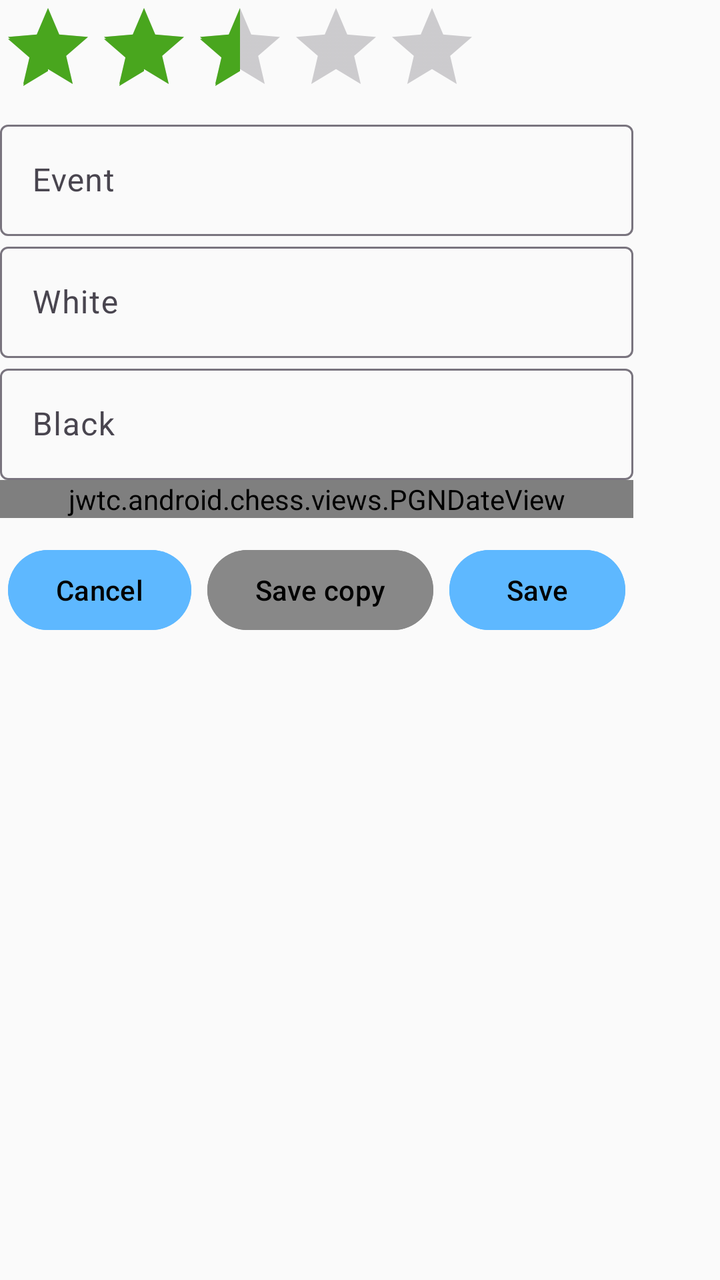
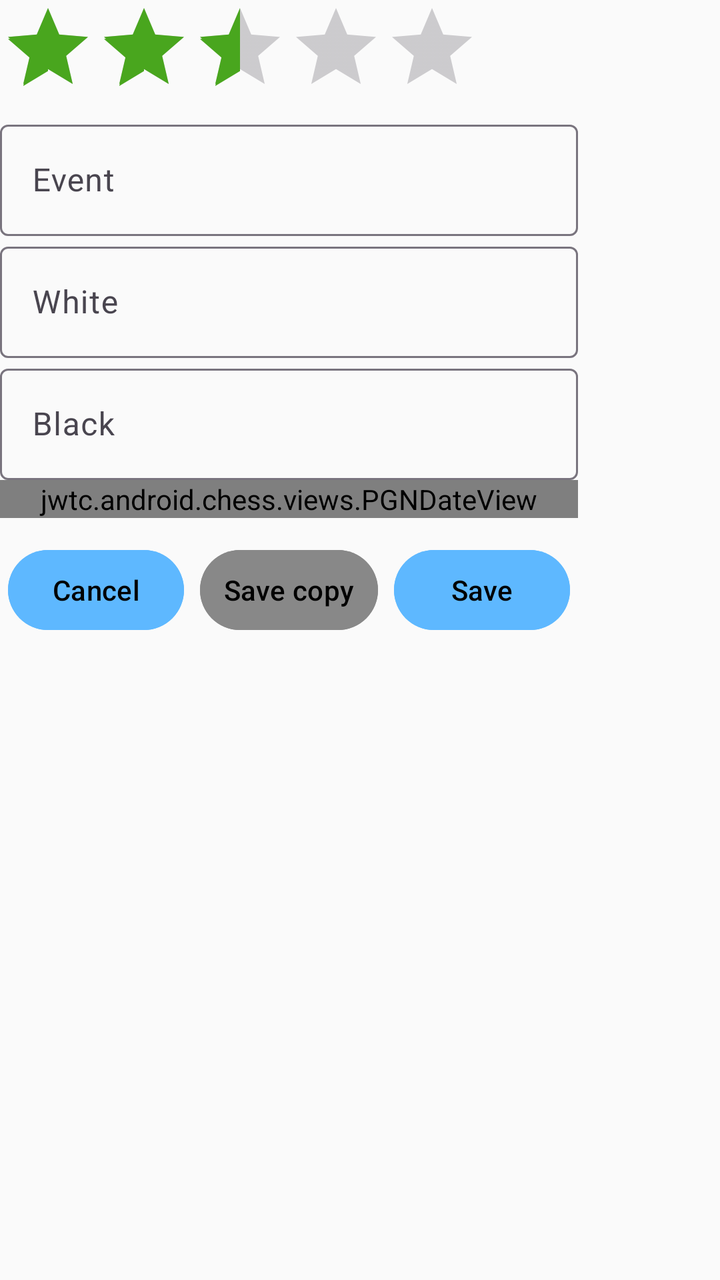

An Android layout rendered at two revisions. The XML below is the earlier revision; the diff shows what the commit changed to produce the second picture.
<!-- AndroidManifest.xml: application theme ChessTheme -->
<!-- res/layout/savegame.xml -->
<?xml version="1.0" encoding="utf-8"?>

<ScrollView xmlns:android="http://schemas.android.com/apk/res/android"
    android:id="@+id/root_layout"
    android:layout_width="wrap_content"
    android:layout_height="wrap_content"
    android:layout_margin="8dip"
    android:layout_gravity="center">

    <LinearLayout
        android:orientation="vertical"
        android:layout_width="wrap_content"
        android:layout_height="wrap_content">

        <RatingBar
            android:layout_width="wrap_content"
            android:layout_height="wrap_content"
            android:minWidth="120dp"
            android:isIndicator="false"
            android:max="5"
            android:rating="2.5"
            android:numStars="5"
            android:id="@+id/RatingBarSave" />

        <com.google.android.material.textfield.TextInputLayout
            android:layout_width="match_parent"
            android:layout_height="wrap_content"
            android:minWidth="120dp"
            android:hint="@string/savegame_event">

            <com.google.android.material.textfield.TextInputEditText
                android:id="@+id/EditTextSaveEvent"
                android:layout_height="wrap_content"
                android:layout_width="match_parent"
                android:inputType="text" />
        </com.google.android.material.textfield.TextInputLayout>

        <com.google.android.material.textfield.TextInputLayout
            android:layout_width="match_parent"
            android:layout_height="wrap_content"
            android:minWidth="120dp"
            android:hint="@string/savegame_white">

            <com.google.android.material.textfield.TextInputEditText
                android:id="@+id/EditTextSaveWhite"
                android:layout_height="wrap_content"
                android:layout_width="match_parent"
                android:inputType="text" />
        </com.google.android.material.textfield.TextInputLayout>

        <com.google.android.material.textfield.TextInputLayout
            android:layout_width="match_parent"
            android:layout_height="wrap_content"
            android:minWidth="120dp"
            android:hint="@string/savegame_black">

            <com.google.android.material.textfield.TextInputEditText
                android:id="@+id/EditTextSaveBlack"
                android:layout_height="wrap_content"
                android:layout_width="match_parent"
                android:inputType="text" />
        </com.google.android.material.textfield.TextInputLayout>

        <jwtc.android.chess.views.PGNDateView
            android:id="@+id/DateView"
            android:layout_width="match_parent"
            android:layout_height="wrap_content" />

        <LinearLayout
            android:layout_width="wrap_content"
            android:layout_height="wrap_content"
            android:orientation="horizontal"
            android:layout_marginTop="8dp">

            <com.google.android.material.button.MaterialButton
                android:id="@+id/ButtonSaveCancel"
                android:text="@string/button_cancel"
                android:layout_weight="1"
                android:layout_width="wrap_content"
                android:layout_height="wrap_content"
                style="?attr/chessButtonStyle" />

            <com.google.android.material.button.MaterialButton
                android:id="@+id/ButtonSaveCopy"
                android:text="@string/button_save_copy"
                android:layout_weight="1"
                android:enabled="false"
                android:layout_width="wrap_content"
                android:layout_height="wrap_content"
                style="?attr/chessButtonStyle" />

            <com.google.android.material.button.MaterialButton
                android:id="@+id/ButtonSaveSave"
                android:text="@string/button_save"
                android:layout_weight="1"
                android:layout_width="wrap_content"
                android:layout_height="wrap_content"
                style="?attr/chessButtonStyle" />

        </LinearLayout>
    </LinearLayout>
</ScrollView>
<!-- resources referenced by this layout -->
<resources>
  <string name="button_cancel">Cancel</string>
  <string name="button_save">Save</string>
  <string name="savegame_black">Black</string>
  <string name="savegame_event">Event</string>
  <string name="savegame_white">White</string>
  <style name="ChessTheme" parent="Theme.Material3.DayNight.NoActionBar">
          <item name="chessToggleButtonStyle">@style/ChessToggleButton</item>
          <item name="chessButtonStyle">@style/ChessButton</item>
          <item name="chessImageButtonStyle">@style/ChessImageButton</item>
          <item name="paneBackground">@color/paneBackgroundColor</item>
          <item name="android:windowAnimationStyle">@null</item>
          <item name="android:windowBackground">@color/backgroundColor</item>
          <item name="colorPrimary">@color/primaryColor</item>
          <item name="colorPrimaryVariant">@color/primaryVariantColor</item>
          <item name="colorOnPrimary">@color/primaryTextColor</item>
          <item name="colorSecondary">@color/secondaryColor</item>
          <item name="colorSecondaryVariant">@color/secondaryVariantColor</item>
          <item name="colorOnSecondary">@color/secondaryTextColor</item>
          <item name="colorSurface">@color/surfaceColor</item>
          <item name="colorOnSurface">@color/surfaceTextColor</item>
          <item name="colorControlHighlight">@color/secondaryColor</item>
          <item name="rippleColor">@color/secondaryColor</item>
          <item name="switchStyle">@style/MySwitchStyle</item>
          <item name="materialButtonStyle">@style/ChessButton</item>
          <item name="materialAlertDialogTheme">@style/ChessAlertDialogTheme</item>
      </style>
  <style name="ChessButton" parent="Widget.Material3.Button">
          <item name="android:textColor">@color/surfaceTextColor</item>
          <item name="android:tint">@color/primaryTextColor</item>
          <item name="android:backgroundTint">@color/imagebutton_background</item>
          <item name="rippleColor">@color/secondaryVariantColor</item>
          <item name="android:layout_height">@dimen/imageButtonSize</item>
          <item name="android:layout_margin">4dip</item>
      </style>
  <style name="ChessImageButton" parent="Widget.Material3.Button.Icon">
          <item name="enforceMaterialTheme">true</item>
          <item name="enforceTextAppearance">false</item>
          <item name="android:textColor">@color/surfaceTextColor</item>
          <item name="android:tint">@color/primaryTextColor</item>
          <item name="android:backgroundTint">@color/imagebutton_background</item>
          <item name="rippleColor">@color/secondaryVariantColor</item>
          <item name="android:layout_width">@dimen/imageButtonSize</item>
          <item name="android:layout_height">@dimen/imageButtonSize</item>
          <item name="android:padding">0dip</item>
          <item name="iconGravity">textStart</item>
          <item name="iconPadding">0dp</item>
          <item name="android:insetLeft">0dp</item>
          <item name="android:insetRight">0dp</item>
          <item name="android:insetTop">0dp</item>
          <item name="android:insetBottom">0dp</item>
          <item name="android:minWidth">0dp</item>
          <item name="android:minHeight">0dp</item>
          <item name="minWidth">0dp</item>
          <item name="minHeight">0dp</item>
          <item name="ensureMinTouchTargetSize">false</item>
          <item name="android:layout_margin">4dip</item>
      </style>
  <color name="paneBackgroundColor">#20879FB6</color>
  <color name="primaryColor">#5eb8ff</color>
  <color name="secondaryColor">#49a61e</color>
  <color name="surfaceColor">#eeeeee</color>
  <dimen name="imageButtonSize">48dp</dimen>
  <!-- unchanged entries left out for length: 10 -->
</resources>

<!-- the commit's change to res/layout/savegame.xml (unified diff, before → after) -->
@@ -4,7 +4,7 @@
     android:id="@+id/root_layout"
     android:layout_width="wrap_content"
     android:layout_height="wrap_content"
-    android:layout_margin="8dip"
+    android:layout_margin="@dimen/control_gap"
     android:layout_gravity="center">
 
     <LinearLayout
@@ -70,7 +70,7 @@
             android:layout_width="wrap_content"
             android:layout_height="wrap_content"
             android:orientation="horizontal"
-            android:layout_marginTop="8dp">
+            android:layout_marginTop="@dimen/control_gap">
 
             <com.google.android.material.button.MaterialButton
                 android:id="@+id/ButtonSaveCancel"
<!-- resource entries referenced after the edit -->
@@ -1,5 +1,6 @@
 <!-- resources referenced by this layout -->
 <resources>
+  <dimen name="control_gap">@dimen/space_medium</dimen>
   <string name="button_cancel">Cancel</string>
   <string name="button_save">Save</string>
   <string name="savegame_black">Black</string>
@@ -9,7 +10,6 @@
           <item name="chessToggleButtonStyle">@style/ChessToggleButton</item>
           <item name="chessButtonStyle">@style/ChessButton</item>
           <item name="chessImageButtonStyle">@style/ChessImageButton</item>
-          <item name="paneBackground">@color/paneBackgroundColor</item>
           <item name="android:windowAnimationStyle">@null</item>
           <item name="android:windowBackground">@color/backgroundColor</item>
           <item name="colorPrimary">@color/primaryColor</item>
@@ -26,13 +26,18 @@
           <item name="materialButtonStyle">@style/ChessButton</item>
           <item name="materialAlertDialogTheme">@style/ChessAlertDialogTheme</item>
       </style>
+  <dimen name="space_medium">8dp</dimen>
   <style name="ChessButton" parent="Widget.Material3.Button">
           <item name="android:textColor">@color/surfaceTextColor</item>
           <item name="android:tint">@color/primaryTextColor</item>
           <item name="android:backgroundTint">@color/imagebutton_background</item>
           <item name="rippleColor">@color/secondaryVariantColor</item>
-          <item name="android:layout_height">@dimen/imageButtonSize</item>
-          <item name="android:layout_margin">4dip</item>
+          <item name="android:layout_height">@dimen/image_button_size</item>
+          <item name="android:layout_margin">@dimen/compact_control_gap</item>
+          <item name="android:paddingLeft">12dp</item>
+          <item name="android:paddingRight">12dp</item>
+          <item name="android:paddingTop">4dp</item>
+          <item name="android:paddingBottom">4dp</item>
       </style>
   <style name="ChessImageButton" parent="Widget.Material3.Button.Icon">
           <item name="enforceMaterialTheme">true</item>
@@ -41,8 +46,8 @@
           <item name="android:tint">@color/primaryTextColor</item>
           <item name="android:backgroundTint">@color/imagebutton_background</item>
           <item name="rippleColor">@color/secondaryVariantColor</item>
-          <item name="android:layout_width">@dimen/imageButtonSize</item>
-          <item name="android:layout_height">@dimen/imageButtonSize</item>
+          <item name="android:layout_width">@dimen/image_button_size</item>
+          <item name="android:layout_height">@dimen/image_button_size</item>
           <item name="android:padding">0dip</item>
           <item name="iconGravity">textStart</item>
           <item name="iconPadding">0dp</item>
@@ -55,13 +60,14 @@
           <item name="minWidth">0dp</item>
           <item name="minHeight">0dp</item>
           <item name="ensureMinTouchTargetSize">false</item>
-          <item name="android:layout_margin">4dip</item>
+          <item name="android:layout_margin">@dimen/compact_control_gap</item>
       </style>
-  <color name="paneBackgroundColor">#20879FB6</color>
   <color name="primaryColor">#5eb8ff</color>
   <color name="secondaryColor">#49a61e</color>
   <color name="surfaceColor">#eeeeee</color>
-  <dimen name="imageButtonSize">48dp</dimen>
+  <dimen name="image_button_size">48dp</dimen>
+  <dimen name="compact_control_gap">@dimen/space_small</dimen>
+  <dimen name="space_small">4dp</dimen>
   <!-- unchanged entries left out for length: 10 -->
 </resources>
 
